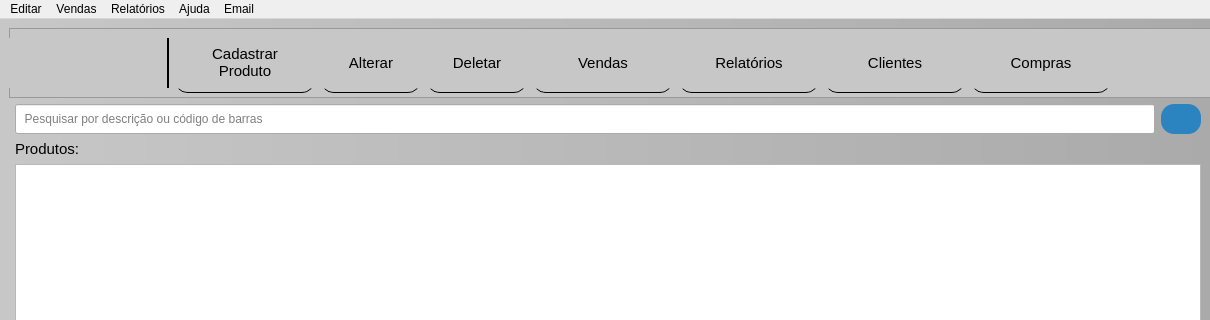
GabR36/QEstoqueLoja, file src/mainwindow.ui: the form before one commit; both pictures show x 0 to 1210 and y 0 to 320 of the 1210 by 643 pixel window.
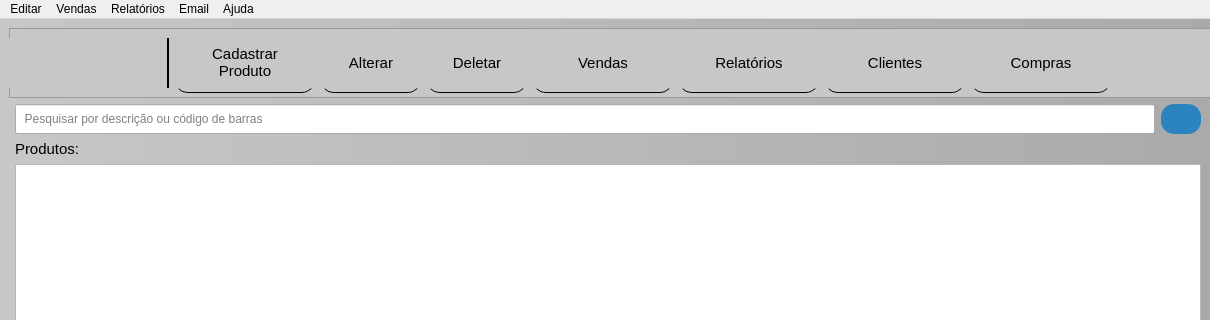
The form after the commit. Icons and pictures are not drawn. Custom widgets are drawn as their Qt base class.

Commit message: Adiciona janela 'Sobre'

The edit to the form file:
```diff
--- a/src/mainwindow.ui
+++ b/src/mainwindow.ui
@@ -621,8 +621,8 @@
    <addaction name="menuEditar"/>
    <addaction name="menuVendas"/>
    <addaction name="menuGerarrelat_rios"/>
-   <addaction name="menuAjuda"/>
    <addaction name="menuEmail"/>
+   <addaction name="menuAjuda"/>
   </widget>
   <action name="actionteste">
    <property name="text">
```
Left out of the diff: 12 changed lines with no effect on the pictures. The commit also changes 6 other files.
